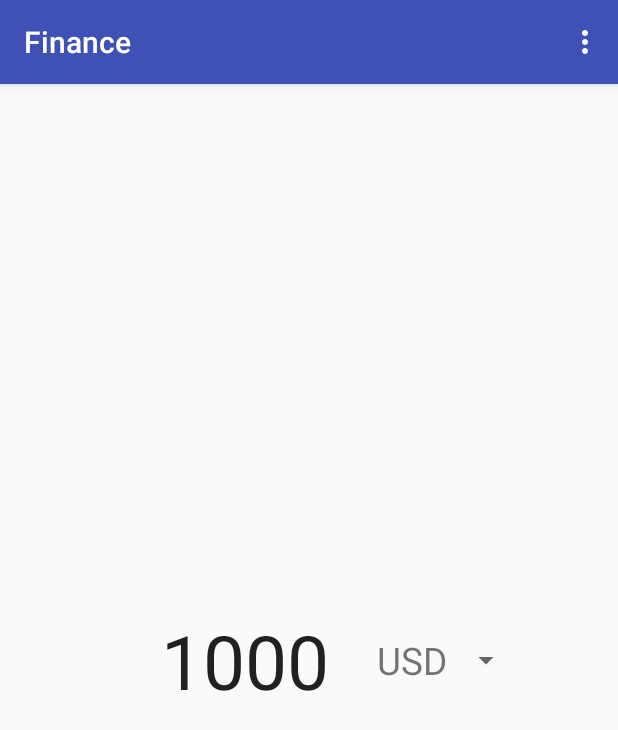
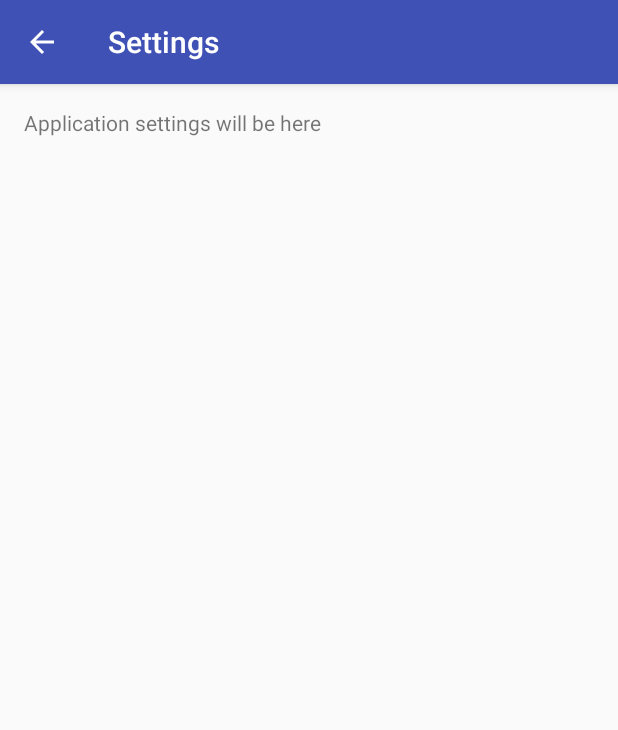
Before and after one commit to Unchuris/ya_mob_2018_homework, an Android app: the MainActivity screen opened directly, with no data from a screen before it, in the options menu, after a tap on "Settings", on a phone screen of 412 x 824 dp. Shown: the top 730 px of the screen. Run offline under Robolectric (Android 15) with nearby library versions, the phone set to English and light mode, and no system bars.

Commit message:
Settings screen added

```diff
--- a/app/src/main/AndroidManifest.xml
+++ b/app/src/main/AndroidManifest.xml
@@ -16,11 +16,17 @@
                 <category android:name="android.intent.category.DEFAULT" />
             </intent-filter>
         </activity>
+
         <activity
             android:name=".AboutActivity"
             android:label="@string/activity_about"
             android:parentActivityName=".MainActivity" />
 
+        <activity
+            android:name=".SettingsActivity"
+            android:label="@string/activity_settings"
+            android:parentActivityName=".MainActivity" />
+
     </application>
 
 </manifest>
--- a/app/src/main/java/com/kissedcode/finance/MainActivity.kt
+++ b/app/src/main/java/com/kissedcode/finance/MainActivity.kt
@@ -22,6 +22,9 @@ class MainActivity : AppCompatActivity() {
         when (item?.itemId) {
             R.id.menuitem_about -> startActivity(
                     Intent(this, AboutActivity::class.java)
+            )
+            R.id.menuitem_settings -> startActivity(
+                    Intent(this, SettingsActivity::class.java)
             )
         }
 
--- /dev/null
+++ b/app/src/main/java/com/kissedcode/finance/SettingsActivity.kt
@@ -0,0 +1,14 @@
+package com.kissedcode.finance
+
+import android.os.Bundle
+import android.support.v7.app.AppCompatActivity
+
+class SettingsActivity : AppCompatActivity() {
+
+    // lifecycle ///////////////////////////////////////////////////////////////////////////////
+
+    override fun onCreate(savedInstanceState: Bundle?) {
+        super.onCreate(savedInstanceState)
+        setContentView(R.layout.activity_settings)
+    }
+}
--- /dev/null
+++ b/app/src/main/res/layout/activity_settings.xml
@@ -0,0 +1,7 @@
+<TextView xmlns:android="http://schemas.android.com/apk/res/android"
+    android:layout_width="match_parent"
+    android:layout_height="match_parent"
+    android:layout_margin="16dp"
+    android:text="Application settings will be here">
+
+</TextView>
```
